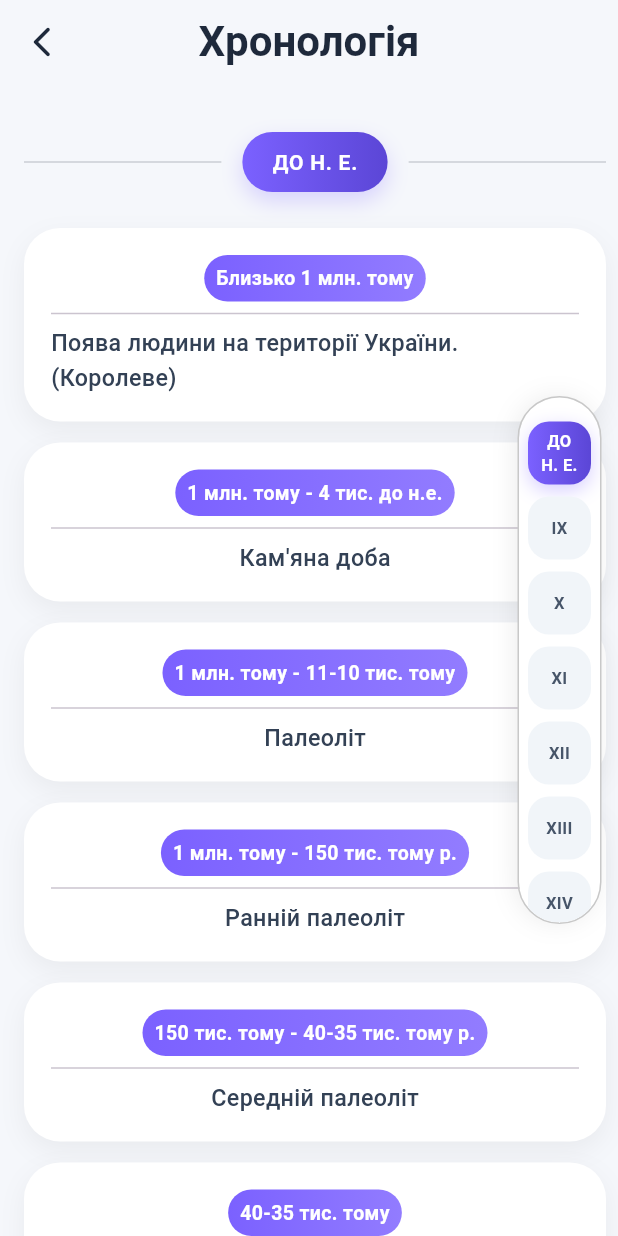
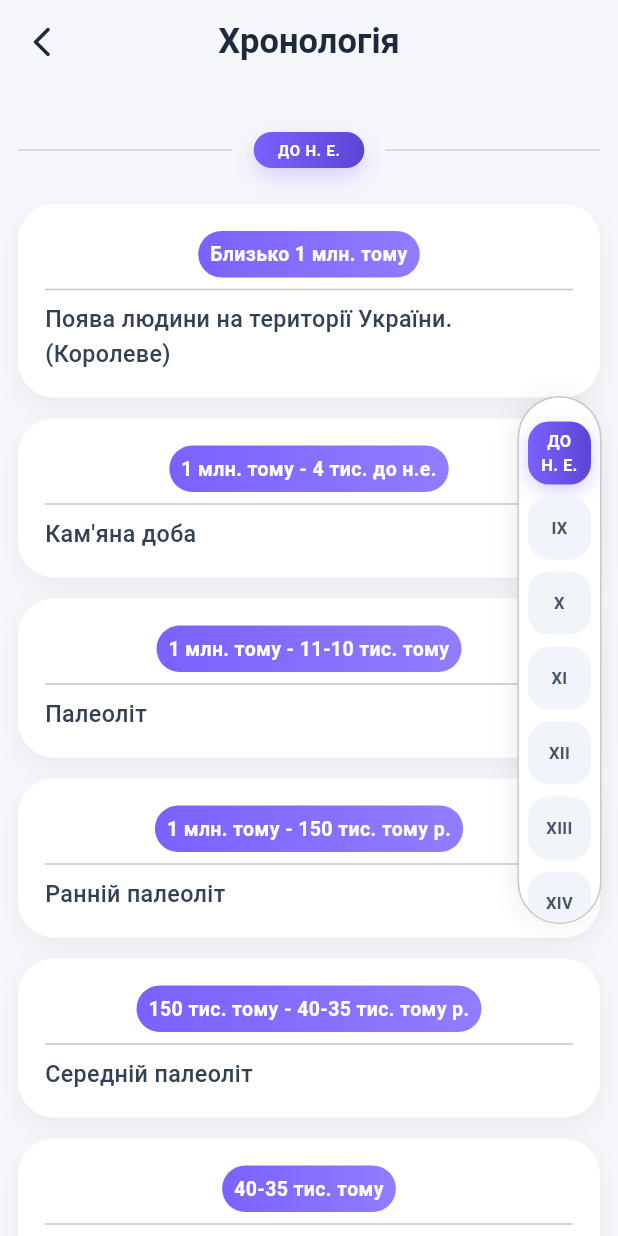
Before and after one commit to pavlorybchuk/Histudy, a Flutter app: the screen it shows after launch, after a tap on "Розділ", on a phone screen of 412 x 824 dp. Run offline on Flutter 3.47's test engine with Material 3 defaults, Android fonts, the phone set to English and light mode, and no system bars; drawn by our look-alikes of scrollable_positioned_list; our stand-ins replace shared_preferences.

Commit message:
Some small changes.

```diff
--- a/lib/main.dart
+++ b/lib/main.dart
@@ -14,9 +14,9 @@ class Histudy extends StatelessWidget {
       debugShowCheckedModeBanner: false,
       title: 'Histudy',
       theme: ThemeData(
-        colorScheme: .fromSeed(
+        colorScheme: ColorScheme.fromSeed(
           seedColor: Colors.deepPurple,
-          brightness: .light,
+          brightness: Brightness.light,
         ),
         appBarTheme: const AppBarTheme(
           backgroundColor:
--- a/lib/pages/chronology_page.dart
+++ b/lib/pages/chronology_page.dart
@@ -151,7 +151,7 @@ class _ChronologyPageState extends State<ChronologyPage> {
           style: TextStyle(
             color: Color(0xFF1E293B),
             fontWeight: FontWeight.bold,
-            fontSize: 28,
+            fontSize: 23,
           ),
         ),
       ),
@@ -185,7 +185,7 @@ class _ChronologyPageState extends State<ChronologyPage> {
       itemCount: _items!.length,
       itemScrollController: _scrollController,
       itemPositionsListener: _positionsListener,
-      padding: const EdgeInsets.fromLTRB(16, 8, 8, 24),
+      padding: const EdgeInsets.fromLTRB(12, 8, 12, 24),
       itemBuilder: (context, index) {
         final item = _items![index];
 
@@ -222,7 +222,7 @@ class _CenturySeparator extends StatelessWidget {
           Container(
             margin: const EdgeInsets.symmetric(horizontal: 14),
 
-            padding: const EdgeInsets.symmetric(horizontal: 20, vertical: 10),
+            padding: const EdgeInsets.symmetric(horizontal: 16, vertical: 5),
 
             decoration: BoxDecoration(
               borderRadius: BorderRadius.circular(30),
@@ -245,7 +245,7 @@ class _CenturySeparator extends StatelessWidget {
               style: const TextStyle(
                 color: Colors.white,
                 fontWeight: FontWeight.bold,
-                fontSize: 14,
+                fontSize: 10,
                 letterSpacing: 0.5,
               ),
             ),
@@ -318,7 +318,9 @@ class _EventTile extends StatelessWidget {
 
               Divider(),
 
-              Text(
+              Align(
+                alignment: .centerLeft,
+                child: Text(
                   description.capitalized,
 
                   style: const TextStyle(
@@ -326,6 +328,7 @@ class _EventTile extends StatelessWidget {
                     height: 1.5,
                     color: Color(0xFF334155),
                     fontWeight: FontWeight.w500,
+                  ),
                 ),
               ),
             ],
@@ -354,7 +357,7 @@ class _AnchorPanel extends StatelessWidget {
       constraints: BoxConstraints(maxHeight: 350),
       decoration: BoxDecoration(
         color: Colors.white,
-        border: BoxBorder.all(
+        border: Border.all(
           color: const Color.fromARGB(255, 200, 200, 200),
           strokeAlign: 1
         ),
--- a/lib/pages/home_page.dart
+++ b/lib/pages/home_page.dart
@@ -57,7 +57,7 @@ class HomePage extends StatelessWidget {
                         fontWeight: FontWeight.bold,
                       ),
                     ),
-                    const SizedBox(height: 20),
+                    const SizedBox(height: 10),
                     const Align(
                       alignment: Alignment.centerLeft,
                       child: Text(
@@ -69,7 +69,7 @@ class HomePage extends StatelessWidget {
                         ),
                       ),
                     ),
-                    const SizedBox(height: 16),
+                    const SizedBox(height: 4),
                   ],
                 ),
               ),
```
Also changed, not shown: lib/pages/quotes_page.dart (+5 -11 lines), lib/pages/terminology_page.dart (+4 -3 lines), lib/pages/visual_elms_page.dart (+4 -4 lines). Lines whose indentation alone changed are shown as unchanged.
